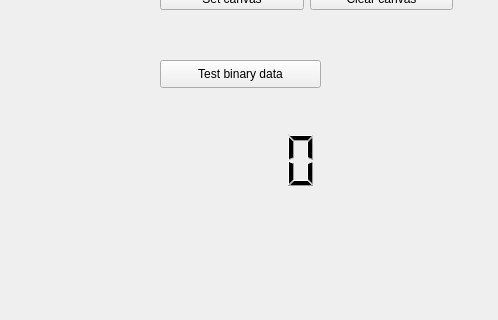
Old version of the form milestone4/canvas.ui in the repository yuliahn/PRG_Praktikum; both pictures show x 280 to 778 and y 170 to 490 of the 778 by 598 pixel window.
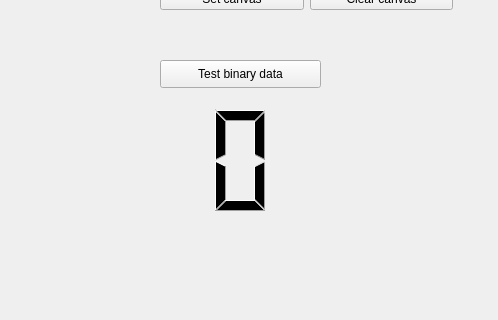
New version of the form.

```diff
--- a/milestone4/canvas.ui
+++ b/milestone4/canvas.ui
@@ -149,6 +149,9 @@
    <property name="frameShape">
     <enum>QFrame::NoFrame</enum>
    </property>
+   <property name="digitCount">
+    <number>1</number>
+   </property>
   </widget>
  </widget>
  <resources/>
```
